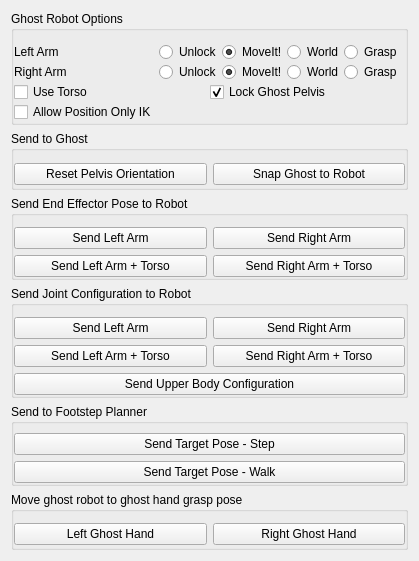
Above: vigir_ocs_ghost_control_widget/src/ui/ghost_control_widget.ui from team-vigir/vigir_ocs_common before the change. Below: the same form after it.
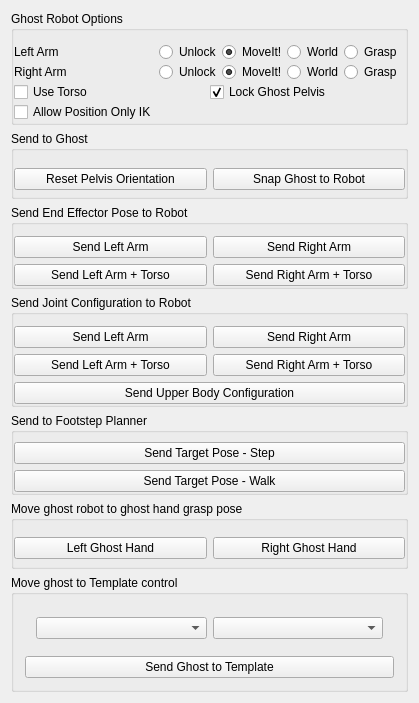
That is the form after the change.

Commit message: Created send ghost to template

Patch:
```diff
--- a/vigir_ocs_ghost_control_widget/src/ui/ghost_control_widget.ui
+++ b/vigir_ocs_ghost_control_widget/src/ui/ghost_control_widget.ui
@@ -7,7 +7,7 @@
     <x>0</x>
     <y>0</y>
     <width>419</width>
-    <height>561</height>
+    <height>703</height>
    </rect>
   </property>
   <property name="minimumSize">
@@ -20,7 +20,229 @@
    <string>GhostControlWidget</string>
   </property>
   <layout class="QGridLayout" name="gridLayout_7">
+   <item row="3" column="0">
+    <widget class="QGroupBox" name="groupBox_2">
+     <property name="title">
+      <string>Send End Effector Pose to Robot</string>
+     </property>
+     <layout class="QGridLayout" name="gridLayout_3">
+      <property name="leftMargin">
+       <number>0</number>
+      </property>
+      <property name="rightMargin">
+       <number>0</number>
+      </property>
+      <property name="bottomMargin">
+       <number>0</number>
+      </property>
+      <item row="0" column="2">
+       <widget class="QPushButton" name="send_right_pose_button_">
+        <property name="text">
+         <string>Send Right Arm</string>
+        </property>
+       </widget>
+      </item>
+      <item row="0" column="1">
+       <widget class="QPushButton" name="send_left_pose_button_">
+        <property name="text">
+         <string>Send Left Arm</string>
+        </property>
+       </widget>
+      </item>
+      <item row="1" column="1">
+       <widget class="QPushButton" name="send_left_torso_pose_button_">
+        <property name="text">
+         <string>Send Left Arm + Torso</string>
+        </property>
+       </widget>
+      </item>
+      <item row="1" column="2">
+       <widget class="QPushButton" name="send_right_torso_pose_button_">
+        <property name="text">
+         <string>Send Right Arm + Torso</string>
+        </property>
+       </widget>
+      </item>
+     </layout>
+    </widget>
+   </item>
+   <item row="2" column="0">
+    <widget class="QGroupBox" name="groupBox_3">
+     <property name="title">
+      <string>Send to Ghost</string>
+     </property>
+     <layout class="QHBoxLayout" name="horizontalLayout_9">
+      <property name="leftMargin">
+       <number>0</number>
+      </property>
+      <property name="rightMargin">
+       <number>0</number>
+      </property>
+      <property name="bottomMargin">
+       <number>0</number>
+      </property>
+      <item>
+       <widget class="QPushButton" name="reset_pelvis_button_">
+        <property name="text">
+         <string>Reset Pelvis Orientation</string>
+        </property>
+       </widget>
+      </item>
+      <item>
+       <widget class="QPushButton" name="snap_button_">
+        <property name="text">
+         <string>Snap Ghost to Robot</string>
+        </property>
+       </widget>
+      </item>
+     </layout>
+    </widget>
+   </item>
+   <item row="4" column="0">
+    <widget class="QGroupBox" name="groupBox_5">
+     <property name="title">
+      <string>Send Joint Configuration to Robot</string>
+     </property>
+     <layout class="QVBoxLayout" name="verticalLayout_5">
+      <property name="leftMargin">
+       <number>0</number>
+      </property>
+      <property name="rightMargin">
+       <number>0</number>
+      </property>
+      <property name="bottomMargin">
+       <number>0</number>
+      </property>
+      <item>
+       <widget class="QWidget" name="widget_4" native="true">
+        <layout class="QGridLayout" name="gridLayout_5">
+         <property name="margin">
+          <number>0</number>
+         </property>
+         <item row="0" column="2">
+          <widget class="QPushButton" name="send_right_configuration_button_">
+           <property name="text">
+            <string>Send Right Arm</string>
+           </property>
+          </widget>
+         </item>
+         <item row="0" column="1">
+          <widget class="QPushButton" name="send_left_configuration_button_">
+           <property name="text">
+            <string>Send Left Arm</string>
+           </property>
+          </widget>
+         </item>
+         <item row="1" column="2">
+          <widget class="QPushButton" name="send_right_torso_configuration_button_">
+           <property name="text">
+            <string>Send Right Arm + Torso</string>
+           </property>
+          </widget>
+         </item>
+         <item row="1" column="1">
+          <widget class="QPushButton" name="send_left_torso_configuration_button_">
+           <property name="text">
+            <string>Send Left Arm + Torso</string>
+           </property>
+          </widget>
+         </item>
+        </layout>
+       </widget>
+      </item>
+      <item>
+       <widget class="QPushButton" name="send_upper_body_button_">
+        <property name="text">
+         <string>Send Upper Body Configuration</string>
+        </property>
+       </widget>
+      </item>
+     </layout>
+    </widget>
+   </item>
+   <item row="5" column="0">
+    <widget class="QGroupBox" name="groupBox_4">
+     <property name="title">
+      <string>Send to Footstep Planner</string>
+     </property>
+     <layout class="QGridLayout" name="gridLayout_8">
+      <property name="leftMargin">
+       <number>0</number>
+      </property>
+      <property name="topMargin">
+       <number>9</number>
+      </property>
+      <property name="rightMargin">
+       <number>0</number>
+      </property>
+      <property name="bottomMargin">
+       <number>0</number>
+      </property>
+      <property name="horizontalSpacing">
+       <number>0</number>
+      </property>
+      <property name="verticalSpacing">
+       <number>6</number>
+      </property>
    <item row="0" column="0">
+       <widget class="QPushButton" name="pushButton">
+        <property name="text">
+         <string>Send Target Pose - Step</string>
+        </property>
+       </widget>
+      </item>
+      <item row="1" column="0">
+       <widget class="QPushButton" name="pushButton_2">
+        <property name="text">
+         <string>Send Target Pose - Walk</string>
+        </property>
+       </widget>
+      </item>
+     </layout>
+    </widget>
+   </item>
+   <item row="6" column="0">
+    <widget class="QGroupBox" name="groupBox_6">
+     <property name="title">
+      <string>Move ghost robot to ghost hand grasp pose</string>
+     </property>
+     <layout class="QGridLayout" name="gridLayout_6">
+      <property name="leftMargin">
+       <number>0</number>
+      </property>
+      <property name="topMargin">
+       <number>9</number>
+      </property>
+      <property name="rightMargin">
+       <number>0</number>
+      </property>
+      <property name="bottomMargin">
+       <number>0</number>
+      </property>
+      <property name="horizontalSpacing">
+       <number>6</number>
+      </property>
+      <property name="verticalSpacing">
+       <number>0</number>
+      </property>
+      <item row="0" column="0">
+       <widget class="QPushButton" name="send_left_ghost_hand_button_">
+        <property name="text">
+         <string>Left Ghost Hand</string>
+        </property>
+       </widget>
+      </item>
+      <item row="0" column="1">
+       <widget class="QPushButton" name="send_right_ghost_hand_button_">
+        <property name="text">
+         <string>Right Ghost Hand</string>
+        </property>
+       </widget>
+      </item>
+     </layout>
+    </widget>
+   </item>
+   <item row="1" column="0">
     <widget class="QWidget" name="widget_2" native="true">
      <layout class="QVBoxLayout" name="verticalLayout">
       <property name="spacing">
@@ -253,222 +475,28 @@
      </layout>
     </widget>
    </item>
-   <item row="1" column="0">
-    <widget class="QGroupBox" name="groupBox_3">
+   <item row="7" column="0">
+    <widget class="QGroupBox" name="groupBox_7">
      <property name="title">
-      <string>Send to Ghost</string>
+      <string>Move ghost to Template control</string>
      </property>
-     <layout class="QHBoxLayout" name="horizontalLayout_9">
-      <property name="leftMargin">
-       <number>0</number>
-      </property>
-      <property name="rightMargin">
-       <number>0</number>
-      </property>
-      <property name="bottomMargin">
-       <number>0</number>
-      </property>
+     <layout class="QVBoxLayout" name="verticalLayout_3">
       <item>
-       <widget class="QPushButton" name="reset_pelvis_button_">
-        <property name="text">
-         <string>Reset Pelvis Orientation</string>
-        </property>
-       </widget>
-      </item>
+       <widget class="QWidget" name="widget_5" native="true">
+        <layout class="QHBoxLayout" name="horizontalLayout_3">
       <item>
-       <widget class="QPushButton" name="snap_button_">
-        <property name="text">
-         <string>Snap Ghost to Robot</string>
-        </property>
-       </widget>
-      </item>
-     </layout>
-    </widget>
-   </item>
-   <item row="2" column="0">
-    <widget class="QGroupBox" name="groupBox_2">
-     <property name="title">
-      <string>Send End Effector Pose to Robot</string>
-     </property>
-     <layout class="QGridLayout" name="gridLayout_3">
-      <property name="leftMargin">
-       <number>0</number>
-      </property>
-      <property name="rightMargin">
-       <number>0</number>
-      </property>
-      <property name="bottomMargin">
-       <number>0</number>
-      </property>
-      <item row="0" column="2">
-       <widget class="QPushButton" name="send_right_pose_button_">
-        <property name="text">
-         <string>Send Right Arm</string>
-        </property>
-       </widget>
-      </item>
-      <item row="0" column="1">
-       <widget class="QPushButton" name="send_left_pose_button_">
-        <property name="text">
-         <string>Send Left Arm</string>
-        </property>
-       </widget>
-      </item>
-      <item row="1" column="1">
-       <widget class="QPushButton" name="send_left_torso_pose_button_">
-        <property name="text">
-         <string>Send Left Arm + Torso</string>
-        </property>
-       </widget>
-      </item>
-      <item row="1" column="2">
-       <widget class="QPushButton" name="send_right_torso_pose_button_">
-        <property name="text">
-         <string>Send Right Arm + Torso</string>
-        </property>
-       </widget>
-      </item>
-     </layout>
-    </widget>
-   </item>
-   <item row="3" column="0">
-    <widget class="QGroupBox" name="groupBox_5">
-     <property name="title">
-      <string>Send Joint Configuration to Robot</string>
-     </property>
-     <layout class="QVBoxLayout" name="verticalLayout_5">
-      <property name="leftMargin">
-       <number>0</number>
-      </property>
-      <property name="rightMargin">
-       <number>0</number>
-      </property>
-      <property name="bottomMargin">
-       <number>0</number>
-      </property>
+          <widget class="QComboBox" name="templateBox"/>
+         </item>
       <item>
-       <widget class="QWidget" name="widget_4" native="true">
-        <layout class="QGridLayout" name="gridLayout_5">
-         <property name="margin">
-          <number>0</number>
-         </property>
-         <item row="0" column="2">
-          <widget class="QPushButton" name="send_right_configuration_button_">
-           <property name="text">
-            <string>Send Right Arm</string>
-           </property>
-          </widget>
+          <widget class="QComboBox" name="graspBox"/>
          </item>
-         <item row="0" column="1">
-          <widget class="QPushButton" name="send_left_configuration_button_">
-           <property name="text">
-            <string>Send Left Arm</string>
-           </property>
-          </widget>
-         </item>
-         <item row="1" column="2">
-          <widget class="QPushButton" name="send_right_torso_configuration_button_">
-           <property name="text">
-            <string>Send Right Arm + Torso</string>
-           </property>
-          </widget>
-         </item>
-         <item row="1" column="1">
-          <widget class="QPushButton" name="send_left_torso_configuration_button_">
-           <property name="text">
-            <string>Send Left Arm + Torso</string>
-           </property>
-          </widget>
-         </item>
         </layout>
        </widget>
       </item>
       <item>
-       <widget class="QPushButton" name="send_upper_body_button_">
+       <widget class="QPushButton" name="send_ghost_to_template_button">
         <property name="text">
-         <string>Send Upper Body Configuration</string>
-        </property>
-       </widget>
-      </item>
-     </layout>
-    </widget>
-   </item>
-   <item row="4" column="0">
-    <widget class="QGroupBox" name="groupBox_4">
-     <property name="title">
-      <string>Send to Footstep Planner</string>
-     </property>
-     <layout class="QGridLayout" name="gridLayout_8">
-      <property name="leftMargin">
-       <number>0</number>
-      </property>
-      <property name="topMargin">
-       <number>9</number>
-      </property>
-      <property name="rightMargin">
-       <number>0</number>
-      </property>
-      <property name="bottomMargin">
-       <number>0</number>
-      </property>
-      <property name="horizontalSpacing">
-       <number>0</number>
-      </property>
-      <property name="verticalSpacing">
-       <number>6</number>
-      </property>
-      <item row="0" column="0">
-       <widget class="QPushButton" name="pushButton">
-        <property name="text">
-         <string>Send Target Pose - Step</string>
-        </property>
-       </widget>
-      </item>
-      <item row="1" column="0">
-       <widget class="QPushButton" name="pushButton_2">
-        <property name="text">
-         <string>Send Target Pose - Walk</string>
-        </property>
-       </widget>
-      </item>
-     </layout>
-    </widget>
-   </item>
-   <item row="5" column="0">
-    <widget class="QGroupBox" name="groupBox_6">
-     <property name="title">
-      <string>Move ghost robot to ghost hand grasp pose</string>
-     </property>
-     <layout class="QGridLayout" name="gridLayout_6">
-      <property name="leftMargin">
-       <number>0</number>
-      </property>
-      <property name="topMargin">
-       <number>9</number>
-      </property>
-      <property name="rightMargin">
-       <number>0</number>
-      </property>
-      <property name="bottomMargin">
-       <number>0</number>
-      </property>
-      <property name="horizontalSpacing">
-       <number>6</number>
-      </property>
-      <property name="verticalSpacing">
-       <number>0</number>
-      </property>
-      <item row="0" column="0">
-       <widget class="QPushButton" name="send_left_ghost_hand_button_">
-        <property name="text">
-         <string>Left Ghost Hand</string>
-        </property>
-       </widget>
-      </item>
-      <item row="0" column="1">
-       <widget class="QPushButton" name="send_right_ghost_hand_button_">
-        <property name="text">
-         <string>Right Ghost Hand</string>
+         <string>Send Ghost to Template</string>
         </property>
        </widget>
       </item>
```
Left out of the diff: 2 changed lines with no effect on the pictures. Lines whose indentation alone changed are shown as unchanged. The commit also changes 2 other files.
